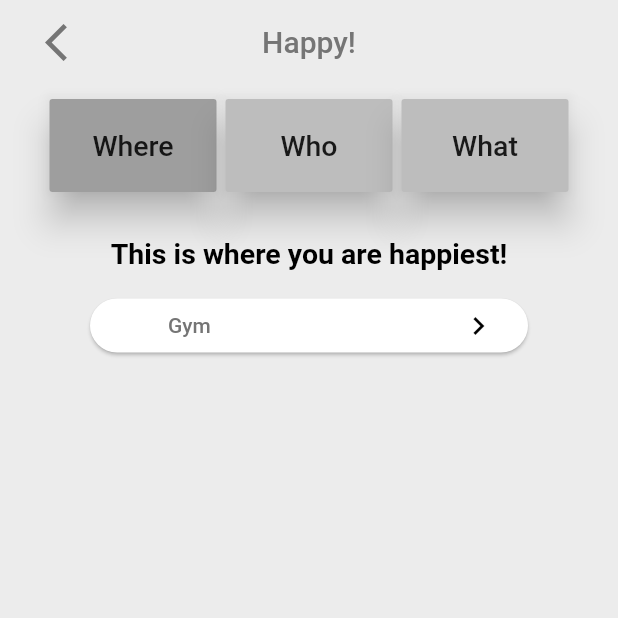
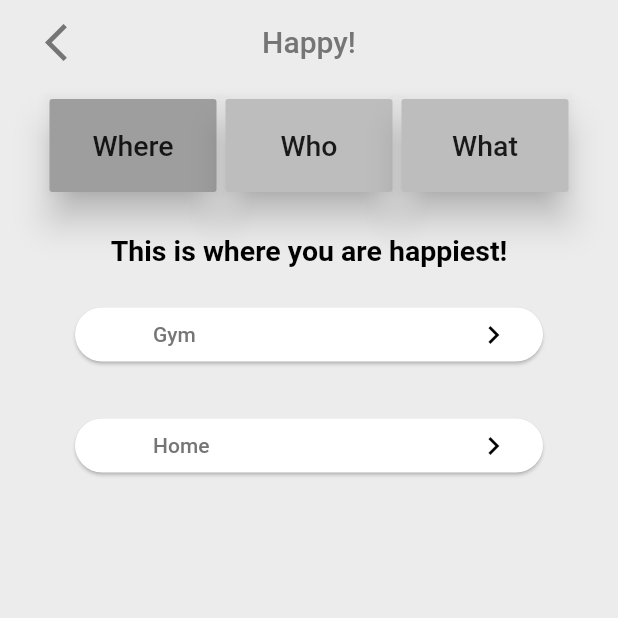
Before and after one commit to rprater/SmartJournal, a Flutter app: the Anylitics screen opened directly, on a phone screen of 412 x 824 dp, the top half of it. Run offline on Flutter 3.47's test engine with Material 2 defaults, Android fonts, the phone set to English and light mode, and no system bars; our stand-ins replace sqflite; missing offline and left inert: demoji; accounts and stored records are empty.

Commit message:
added sample entry cards

```diff
--- a/flutter_app/lib/screens/analytics.dart
+++ b/flutter_app/lib/screens/analytics.dart
@@ -65,12 +65,6 @@ class _AnyliticsState extends State<Anylitics> {
   }
 
   Widget myCards() {
-    Color pickColor() {
-      if (currentText == "Where") return Colors.white;
-      if (currentText == "Who") return Colors.grey.shade600;
-      return Colors.orange;
-    }
-
     String pickText() {
       if (currentText == "Where") return "This is where you are happiest!";
       if (currentText == "Who") return "This is who makes you the happiest!";
@@ -116,17 +110,53 @@ class _AnyliticsState extends State<Anylitics> {
       );
     }
 
+    Color pickColor() {
+      if (currentText == "Where") return Colors.white;
+      if (currentText == "Who") return Colors.grey.shade600;
+      return Colors.orange;
+    }
+
+    Widget pickArbitraryCards()
+    {
+      if (currentText == "Where")
+      {
+        return Column(
+          children: <Widget> [
+            card("Gym"),
+            card("Home")
+          ],
+        );
+      }
+      if (currentText == "Who")
+      {
+        return Column(
+          children: <Widget> [
+            card("Robert"),
+            card("James")
+          ],
+        );
+      }
+      return Column(
+        children: <Widget> [
+            card("Coding"),
+            card("Soccer")
+        ],
+      );
+    }
+
     return Container(
       margin: EdgeInsets.all(10.0),
-      padding: EdgeInsets.all(20),
+      padding: EdgeInsets.all(10.0),
       child: Column(children: <Widget>[
-        Text(pickText(),
+        Container(
+          margin: EdgeInsets.symmetric(vertical: 8.0),
+          child: Text(pickText(),
             style: TextStyle(
               fontWeight: FontWeight.bold,
               color: Colors.black,
               fontSize: 19.0,
-            )),
-        card("Gym")
+            ))),
+        pickArbitraryCards()
       ]),
     );
   }
```
